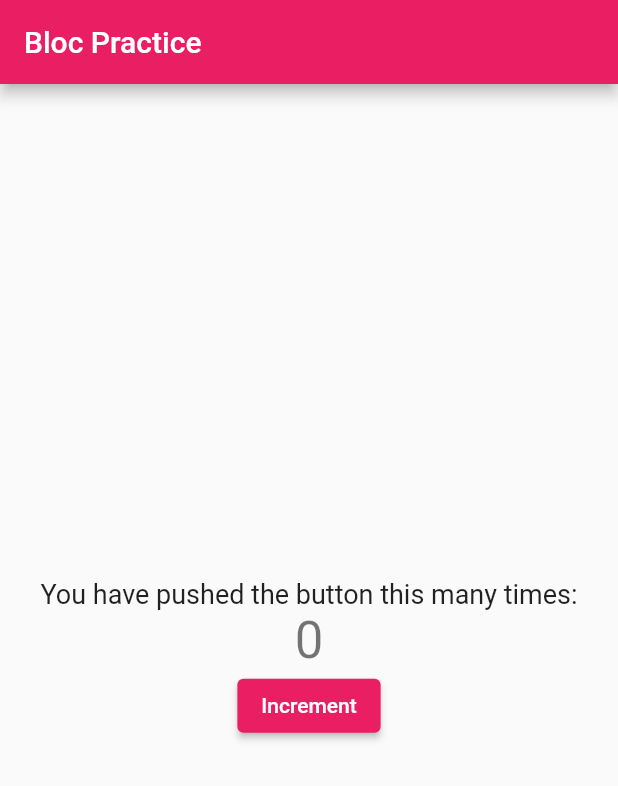
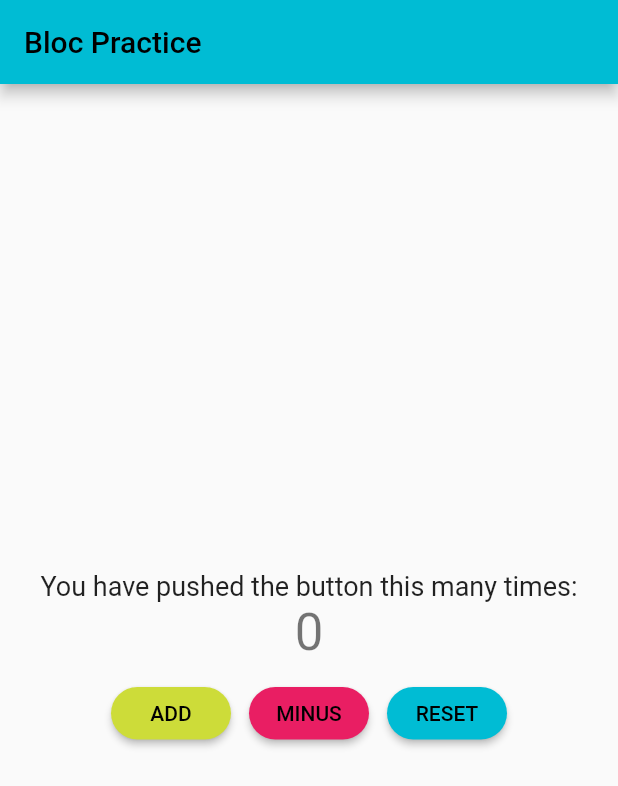
Before and after one commit to izT-1213/flutter-bloc-practice, a Flutter app: the screen it shows after launch, on a phone screen of 412 x 824 dp. Shown: the top 786 px of the screen. Run offline on Flutter 3.47's test engine with Material 2 defaults, Android fonts, the phone set to English and light mode, and no system bars; our stand-ins replace flutter_bloc.

Commit message:
Add 'Add', 'Minus' and 'Reset' buttons and functions into cubit

```diff
--- a/bloc_example2/lib/counter_cubit.dart
+++ b/bloc_example2/lib/counter_cubit.dart
@@ -4,4 +4,6 @@ class CounterCubit extends Cubit<int> {
   CounterCubit() : super(0);
 
   void incrementCounter() => {emit(state + 1)};
+  void decrementCounter() => {emit(state - 1)};
+  void reset() => {emit(0)};
 }
--- a/bloc_example2/lib/main.dart
+++ b/bloc_example2/lib/main.dart
@@ -14,7 +14,7 @@ class MyApp extends StatelessWidget {
     return MaterialApp(
       title: 'Flutter Demo',
       theme: ThemeData(
-        primarySwatch: Colors.pink,
+        primarySwatch: Colors.cyan,
       ),
       home: BlocProvider(
           create: (context) => CounterCubit(),
@@ -51,7 +51,7 @@ class _MyHomePageState extends State<MyHomePage> {
         bloc: cubit,
         listener: (context, state) {
           final snackbar = SnackBar(
-            content: Text('State is reached for $state times.'),
+            content: Text('State reached for $state times.'),
           );
           if (state % 5 == 0) {
             ScaffoldMessenger.of(context).showSnackBar(snackbar);
@@ -70,11 +70,50 @@ class _MyHomePageState extends State<MyHomePage> {
                   '$state',
                   style: Theme.of(context).textTheme.headline4,
                 ),
-                ElevatedButton(
-                  onPressed: () {
-                    cubit.incrementCounter();
-                  },
-                  child: const Text("Increment"),
+                const SizedBox(
+                  height: 10,
+                ),
+                Row(
+                  mainAxisAlignment: MainAxisAlignment.center,
+                  children: [
+                    ElevatedButton(
+                      style: ElevatedButton.styleFrom(
+                          primary: Colors.lime,
+                          minimumSize: const Size(80, 35),
+                          shape: RoundedRectangleBorder(
+                              borderRadius: BorderRadius.circular(32.0))),
+                      onPressed: () {
+                        cubit.incrementCounter();
+                      },
+                      child: const Text("ADD"),
+                    ),
+                    const SizedBox(
+                      width: 12,
+                    ),
+                    ElevatedButton(
+                      style: ElevatedButton.styleFrom(
+                          primary: Colors.pink,
+                          minimumSize: const Size(80, 35),
+                          shape: RoundedRectangleBorder(
+                              borderRadius: BorderRadius.circular(32.0))),
+                      onPressed: () {
+                        cubit.decrementCounter();
+                      },
+                      child: const Text("MINUS"),
+                    ),
+                    const SizedBox(
+                      width: 12,
+                    ),
+                    ElevatedButton(
+                        style: ElevatedButton.styleFrom(
+                            minimumSize: const Size(80, 35),
+                            shape: RoundedRectangleBorder(
+                                borderRadius: BorderRadius.circular(32.0))),
+                        onPressed: () {
+                          cubit.reset();
+                        },
+                        child: const Text('RESET'))
+                  ],
                 )
               ],
             ),
```
